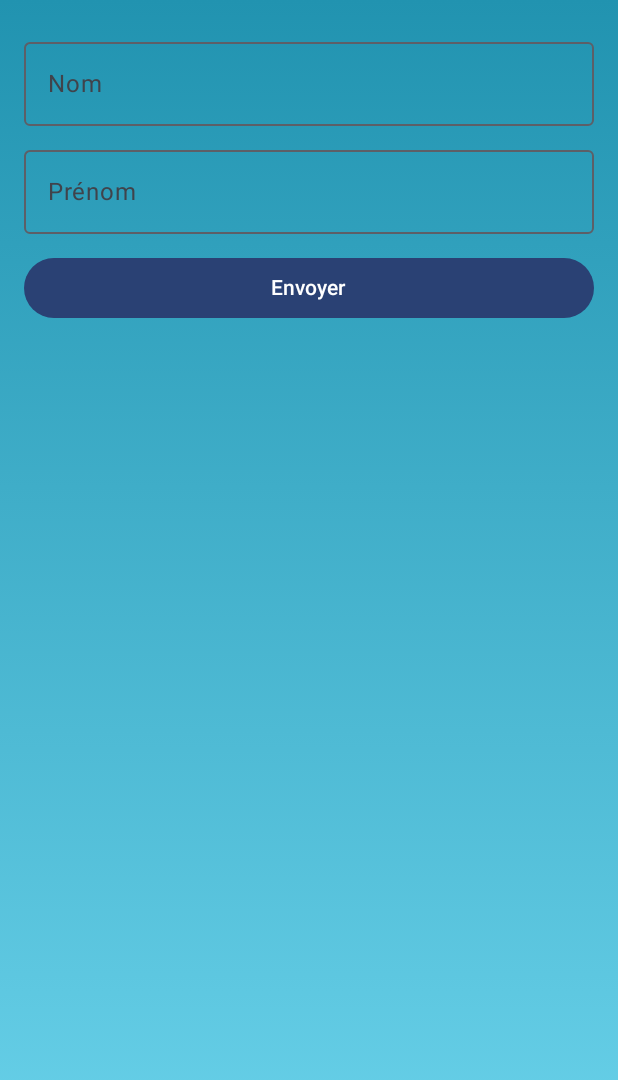
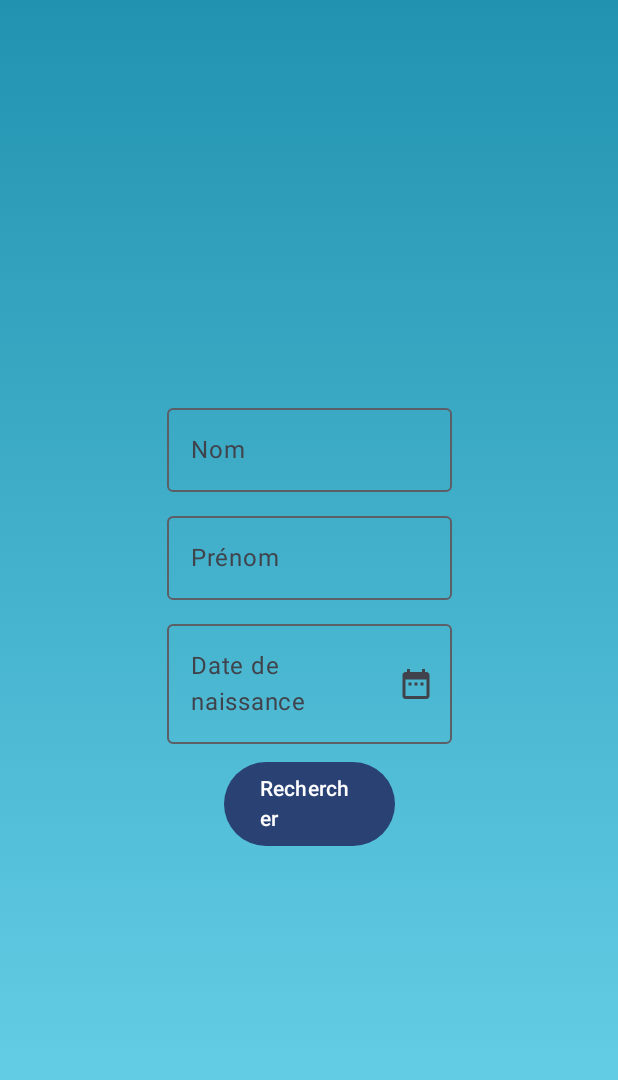
Before and after one commit to Stage-mairie/elections_app, an Android app built with Jetpack Compose: the screen it shows after launch (MainActivity), on a phone screen of 412 x 824 dp. Shown: the top 1080 px of the screen. Run offline under Robolectric (Android 15) with nearby library versions, the phone set to English and light mode, and no system bars.

Commit message:
feat: add of the birth date field

```diff
--- a/app/build.gradle.kts
+++ b/app/build.gradle.kts
@@ -6,12 +6,12 @@ plugins {
 
 android {
     namespace = "com.example.bureaudevotemsa"
-    compileSdk = 34
+    compileSdk = 35
 
     defaultConfig {
         applicationId = "com.example.bureaudevotemsa"
         minSdk = 29
-        targetSdk = 34
+        targetSdk = 35
         versionCode = 1
         versionName = "1.0"
         testInstrumentationRunner = "androidx.test.runner.AndroidJUnitRunner"
@@ -64,6 +64,7 @@ dependencies {
     implementation("androidx.compose.ui:ui-graphics")
     implementation("androidx.compose.ui:ui-tooling-preview")
     implementation("androidx.compose.material3:material3")
+    implementation(libs.androidx.compose.foundation)
     testImplementation("junit:junit:4.13.2")
     androidTestImplementation("androidx.test.ext:junit:1.1.5")
     androidTestImplementation("androidx.test.espresso:espresso-core:3.5.1")
--- a/app/src/main/java/com/example/bureaudevotemsa/ui/theme/components/UserForm.kt
+++ b/app/src/main/java/com/example/bureaudevotemsa/ui/theme/components/UserForm.kt
@@ -1,47 +1,116 @@
 package com.example.bureaudevotemsa.ui.theme.components
 
+import android.app.DatePickerDialog
+import androidx.compose.foundation.LocalIndication
+import androidx.compose.foundation.clickable
+import androidx.compose.foundation.interaction.MutableInteractionSource
 import androidx.compose.runtime.Composable
 import androidx.compose.runtime.*
 import androidx.compose.foundation.layout.*
+import androidx.compose.material.icons.filled.DateRange
 import androidx.compose.material3.*
+import androidx.compose.ui.Alignment
 import androidx.compose.ui.Modifier
+import androidx.compose.ui.platform.LocalContext
 import androidx.compose.ui.unit.dp
+import java.util.*
 
 @Composable
 fun UserForm() {
     var nom by remember { mutableStateOf("") }
-    var prenom by remember{ mutableStateOf("") }
+    var prenom by remember { mutableStateOf("") }
+    var dateNaissance by remember { mutableStateOf("") }
 
+    val context = LocalContext.current
+
+    Box(
+        modifier = Modifier
+            .fillMaxSize(),
+        contentAlignment = Alignment.Center
+    ) {
         Column(
             modifier = Modifier
                 .fillMaxWidth()
-            .padding(16.dp)
+                .padding(16.dp),
+            horizontalAlignment = Alignment.CenterHorizontally
         ) {
+            // Champ Nom
             OutlinedTextField(
                 value = nom,
-            onValueChange = { nom = it},
+                onValueChange = { nom = it },
                 label = { Text("Nom") },
                 modifier = Modifier
-                .fillMaxWidth()
+                    .fillMaxWidth(0.5f)
+                    .padding(vertical = 4.dp)
+            )
+            // Champ Prénom
+            OutlinedTextField(
+                value = prenom,
+                onValueChange = { prenom = it },
+                label = { Text("Prénom") },
+                modifier = Modifier
+                    .fillMaxWidth(0.5f)
                     .padding(vertical = 4.dp)
             )
 
+            // Champ Date de naissance
+            Box(
+                modifier = Modifier
+                    .fillMaxWidth(0.5f)
+                    .padding(vertical = 4.dp)
+            ) {
+                // TextField read-only
                 OutlinedTextField(
-            value = prenom,
-            onValueChange = {prenom = it},
-            label = { Text("Prénom") },
-            modifier = Modifier
-                .fillMaxWidth()
-                .padding(vertical = 4.dp)
+                    value = dateNaissance,
+                    onValueChange = { },
+                    label = { Text("Date de naissance") },
+                    readOnly = true,
+                    modifier = Modifier.fillMaxWidth(),
+                    placeholder = { Text("JJ/MM/AAAA") },
+                    trailingIcon = {
+                        Icon(
+                            imageVector = androidx.compose.material.icons.Icons.Default.DateRange,
+                            contentDescription = "Sélectionner une date"
+                        )
+                    }
                 )
 
+                // Overlay invisible pour gérer le clic
+                Box(
+                    modifier = Modifier
+                        .matchParentSize()
+                        .clickable(
+                            interactionSource = remember { MutableInteractionSource() },
+                            indication = LocalIndication.current
+                        ) {
+                            val c = Calendar.getInstance()
+                            val annee = c.get(Calendar.YEAR)
+                            val mois = c.get(Calendar.MONTH)
+                            val jour = c.get(Calendar.DAY_OF_MONTH)
+
+                            DatePickerDialog(
+                                context,
+                                { _, year, month, day ->
+                                    dateNaissance = String.format("%02d/%02d/%d", day, month + 1, year)
+                                },
+                                annee,
+                                mois,
+                                jour
+                            ).show()
+                        }
+                )
+            }
+
+
+            // Search button
             Button(
                 onClick = { },
                 modifier = Modifier
-                .fillMaxWidth()
+                    .fillMaxWidth(0.3f)
                     .padding(top = 8.dp)
             ) {
-            Text("Envoyer")
+                Text("Rechercher")
             }
         }
     }
+}
--- a/gradle/libs.versions.toml
+++ b/gradle/libs.versions.toml
@@ -8,6 +8,7 @@ espressoCore = "3.5.1"
 lifecycleRuntimeKtx = "2.6.1"
 activityCompose = "1.8.0"
 composeBom = "2024.04.01"
+foundation = "1.9.4"
 
 [libraries]
 androidx-core-ktx = { group = "androidx.core", name = "core-ktx", version.ref = "coreKtx" }
@@ -24,6 +25,7 @@ androidx-ui-tooling-preview = { group = "androidx.compose.ui", name = "ui-toolin
 androidx-ui-test-manifest = { group = "androidx.compose.ui", name = "ui-test-manifest" }
 androidx-ui-test-junit4 = { group = "androidx.compose.ui", name = "ui-test-junit4" }
 androidx-material3 = { group = "androidx.compose.material3", name = "material3" }
+androidx-compose-foundation = { group = "androidx.compose.foundation", name = "foundation", version.ref = "foundation" }
 
 [plugins]
 android-application = { id = "com.android.application", version.ref = "agp" }
```
Lines whose indentation alone changed are shown as unchanged.
